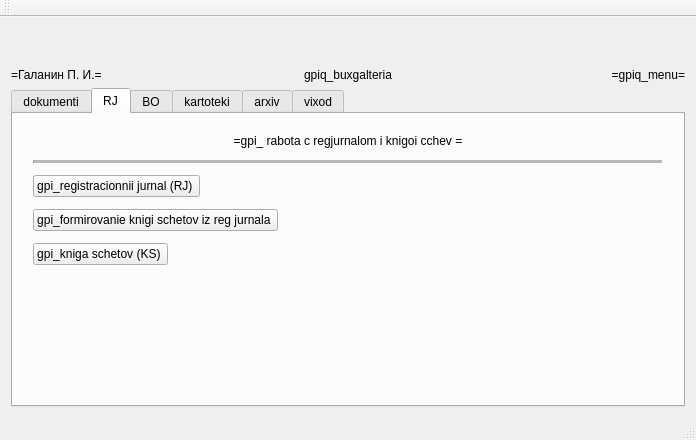
BrSTU-PO4-190333/5sem_NPO_old, file gpiq_/gpiq_/gpiq_menu.ui: the form before one commit.
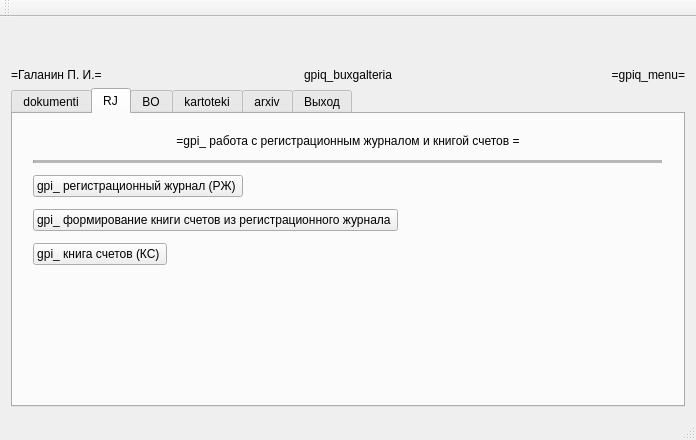
The form after the commit. The open tabs and pages were chosen to show the change.

```diff
--- a/gpiq_/gpiq_/gpiq_menu.ui
+++ b/gpiq_/gpiq_/gpiq_menu.ui
@@ -224,7 +224,7 @@
            </sizepolicy>
           </property>
           <property name="text">
-           <string>=gpi_ rabota c regjurnalom i knigoi cchev =</string>
+           <string>=gpi_ работа с регистрационным журналом и книгой счетов =</string>
           </property>
           <property name="alignment">
            <set>Qt::AlignCenter</set>
@@ -256,7 +256,7 @@
            </sizepolicy>
           </property>
           <property name="text">
-           <string>gpi_registracionnii jurnal (RJ) </string>
+           <string>gpi_ регистрационный журнал (РЖ) </string>
           </property>
          </widget>
         </item>
@@ -269,7 +269,7 @@
            </sizepolicy>
           </property>
           <property name="text">
-           <string>gpi_formirovanie knigi schetov iz reg jurnala </string>
+           <string>gpi_ формирование книги счетов из регистрационного журнала </string>
           </property>
          </widget>
         </item>
@@ -282,7 +282,7 @@
            </sizepolicy>
           </property>
           <property name="text">
-           <string>gpi_kniga schetov (KS) </string>
+           <string>gpi_ книга счетов (КС) </string>
           </property>
          </widget>
         </item>
@@ -622,7 +622,7 @@
       </widget>
       <widget class="QWidget" name="gpiq_menu_end_p">
        <attribute name="title">
-        <string>vixod</string>
+        <string>Выход</string>
        </attribute>
        <layout class="QVBoxLayout" name="verticalLayout_7">
         <property name="spacing">
```
Left out of the diff: 30 changed lines with no effect on the pictures.
